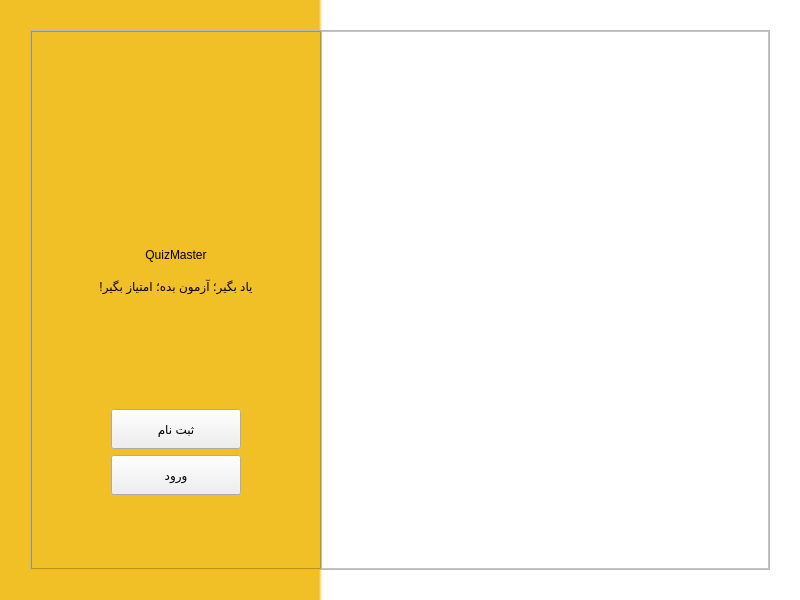
First picture: the form in App/ui/registerPage.ui, repository MohammadSangSefidi/QuizMaster, before the edit.
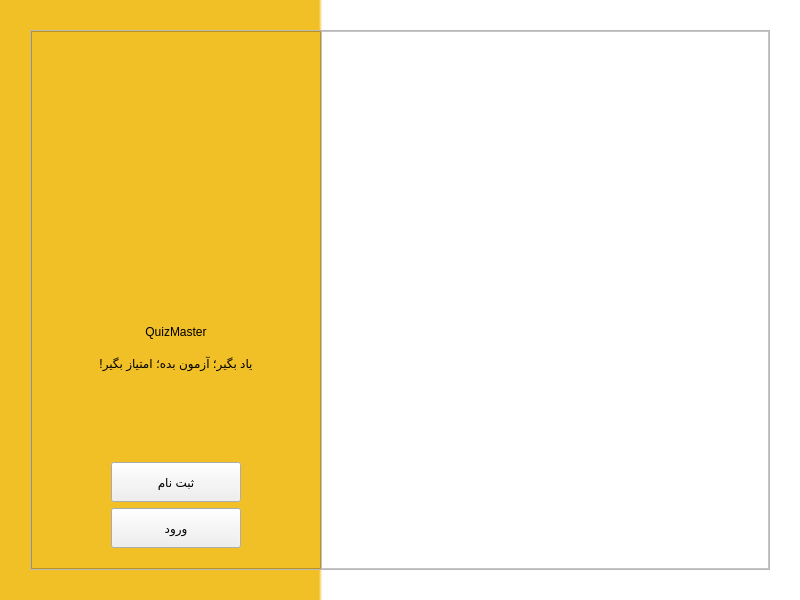
Second picture: the form after the edit.

```diff
--- a/App/ui/registerPage.ui
+++ b/App/ui/registerPage.ui
@@ -86,34 +86,18 @@
          <enum>QFrame::Raised</enum>
         </property>
         <layout class="QVBoxLayout" name="verticalLayout">
-         <item>
-          <spacer name="verticalSpacer_2">
-           <property name="orientation">
-            <enum>Qt::Vertical</enum>
-           </property>
-           <property name="sizeType">
-            <enum>QSizePolicy::Fixed</enum>
-           </property>
-           <property name="sizeHint" stdset="0">
-            <size>
-             <width>17</width>
-             <height>97</height>
-            </size>
-           </property>
-          </spacer>
-         </item>
          <item>
           <widget class="QLabel" name="iconLabel">
            <property name="minimumSize">
             <size>
-             <width>96</width>
-             <height>96</height>
+             <width>270</width>
+             <height>270</height>
             </size>
            </property>
            <property name="maximumSize">
             <size>
-             <width>800</width>
-             <height>800</height>
+             <width>270</width>
+             <height>270</height>
             </size>
            </property>
            <property name="text">
```
Left out of the diff: 2 changed lines with no effect on the pictures.
